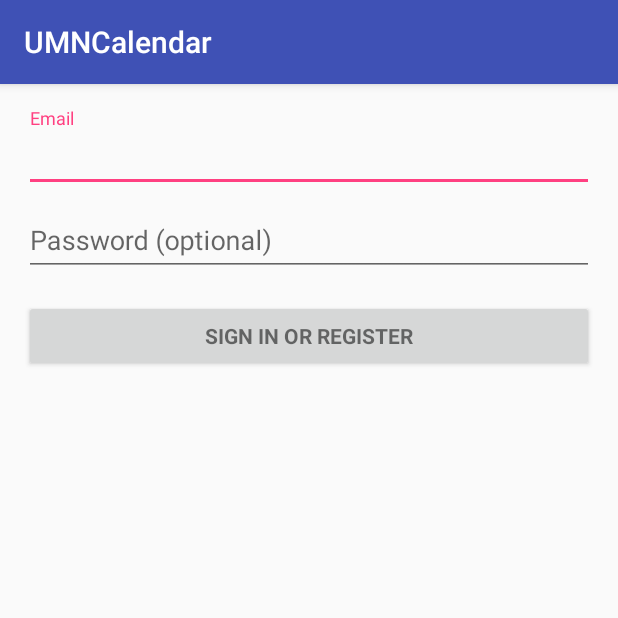
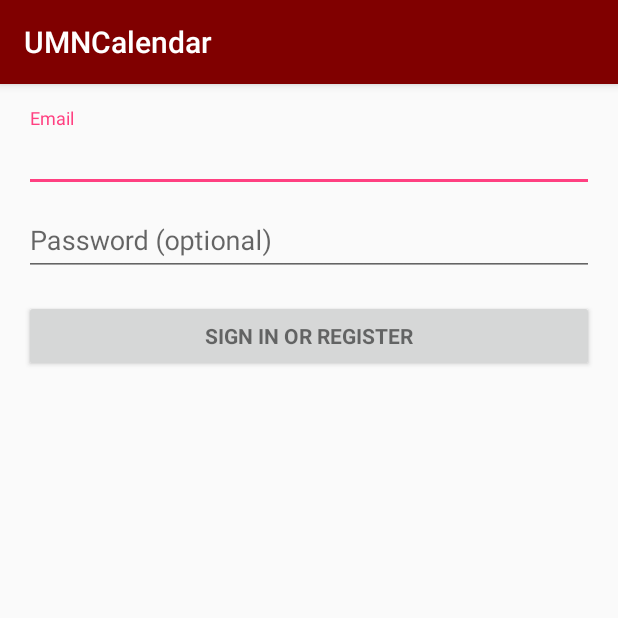
Before and after one commit to changyeli/UMNCalendar, an Android app: the screen it shows after launch (LoginActivity), on a phone screen of 412 x 824 dp, the top half of it. Run offline under Robolectric (Android 15) with nearby library versions, the phone set to English and light mode, and no system bars; 2 statements that could not run were skipped.

Commit message:
color change

```diff
--- a/app/src/main/res/values/colors.xml
+++ b/app/src/main/res/values/colors.xml
@@ -1,6 +1,6 @@
 <?xml version="1.0" encoding="utf-8"?>
 <resources>
-    <color name="colorPrimary">#3F51B5</color>
+    <color name="colorPrimary">#800000</color>
     <color name="colorPrimaryDark">#303F9F</color>
     <color name="colorAccent">#FF4081</color>
 </resources>
```
